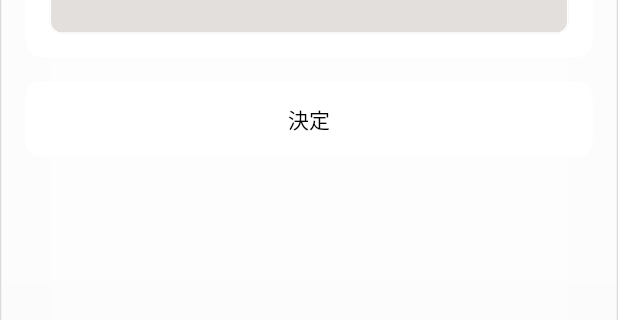
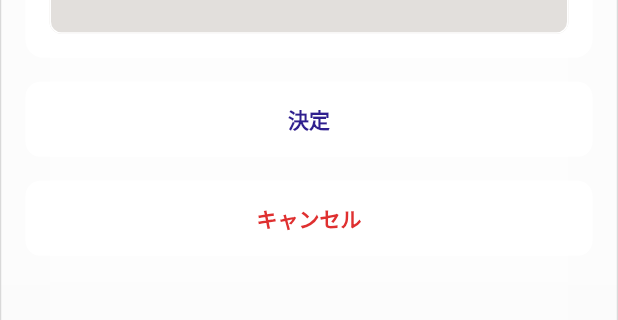
Before and after one commit to toyoshin5/gohan_map, a Flutter app: the PlaceCreatePage widget shown alone on an empty page, opened directly with empty values, scrolled down 454 dp, on a phone screen of 412 x 824 dp. Shown: the part 904-1224 px from the top of the screen. Run offline on Flutter 3.47's test engine with Material 2 defaults, Android fonts, the phone set to English and light mode, and no system bars; drawn by our look-alikes of date_time_picker, dotted_border; our stand-ins replace flutter_map, flutter_rating_bar, geolocator, image_picker, isar, latlong2 and 1 more; missing offline and left inert: dart:ffi, pull_down_button; accounts and stored records are empty; generated files the repository leaves out were written again; network calls fail.

Commit message:
[fix] delete padding, add flag in create_page

```diff
--- a/lib/view/place_create_page.dart
+++ b/lib/view/place_create_page.dart
@@ -35,10 +35,13 @@ class _PlaceCreatePageState extends State<PlaceCreatePage> {
   bool isUmai = false;
   DateTime date = DateTime.now();
   String comment = '';
+  bool avoidkeyBoard = false;
+
   @override
   Widget build(BuildContext context) {
     return AppModal(
       initialChildSize: 0.6,
+      avoidKeyboardFlg: avoidkeyBoard,
       child: Padding(
         padding: const EdgeInsets.symmetric(horizontal: 16),
         child: Column(
@@ -145,6 +148,11 @@ class _PlaceCreatePageState extends State<PlaceCreatePage> {
                   this.comment = comment;
                 });
               },
+              onCommentFocusChanged: (isFocus) {
+                setState(() {
+                  avoidkeyBoard = isFocus;
+                });
+              },
             ),
             //決定ボタン
             Container(
@@ -162,10 +170,38 @@ class _PlaceCreatePageState extends State<PlaceCreatePage> {
                 onPressed: () {
                   _onTapComfirm(context);
                 },
-                child: const Text('決定'),
+                child: const Text(
+                  '決定',
+                  style: TextStyle(
+                      color: AppColors.blueTextColor,
+                      fontWeight: FontWeight.bold),
+                ),
               ),
             ),
-            const SizedBox(height: 300),
+            // キャンセルボタン
+            Container(
+              width: double.infinity,
+              height: 50,
+              margin: const EdgeInsets.only(bottom: 50),
+              child: TextButton(
+                style: TextButton.styleFrom(
+                  shape: RoundedRectangleBorder(
+                    borderRadius: BorderRadius.circular(10),
+                  ),
+                  foregroundColor: AppColors.blackTextColor,
+                  backgroundColor: AppColors.backgroundWhiteColor,
+                ),
+                onPressed: () {
+                  Navigator.pop(context);
+                },
+                child: const Text(
+                  'キャンセル',
+                  style: TextStyle(
+                      color: AppColors.redTextColor,
+                      fontWeight: FontWeight.bold),
+                ),
+              ),
+            ),
           ],
         ),
       ),
--- a/lib/view/place_post_page.dart
+++ b/lib/view/place_post_page.dart
@@ -168,9 +168,6 @@ class _PlacePostPageState extends State<PlacePostPage> {
                 ),
               ),
             ),
-            const SizedBox(
-              height: 100,
-            )
           ],
         ),
       ),
```
